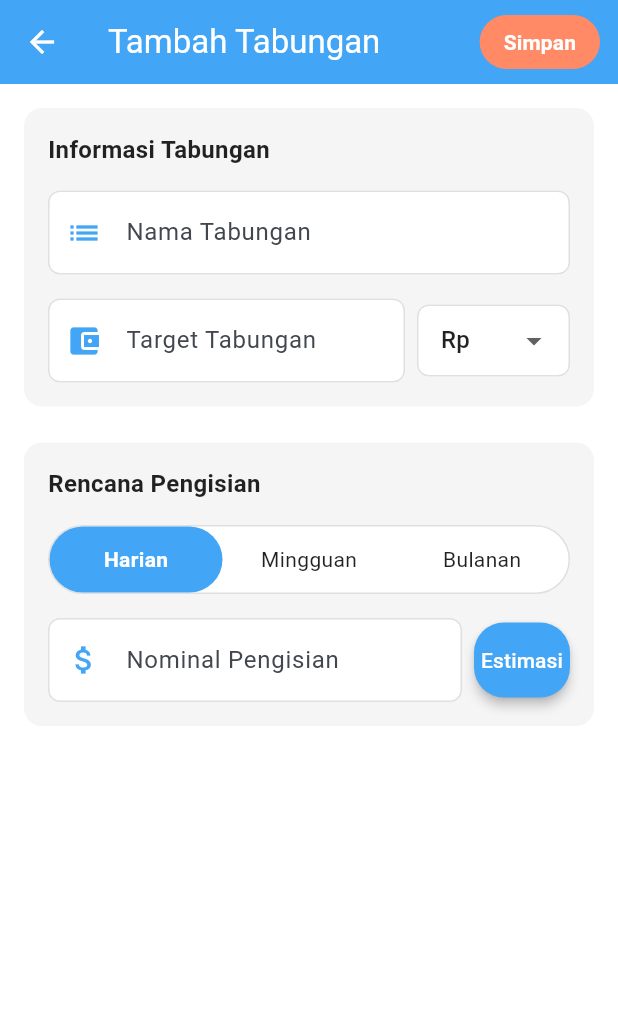
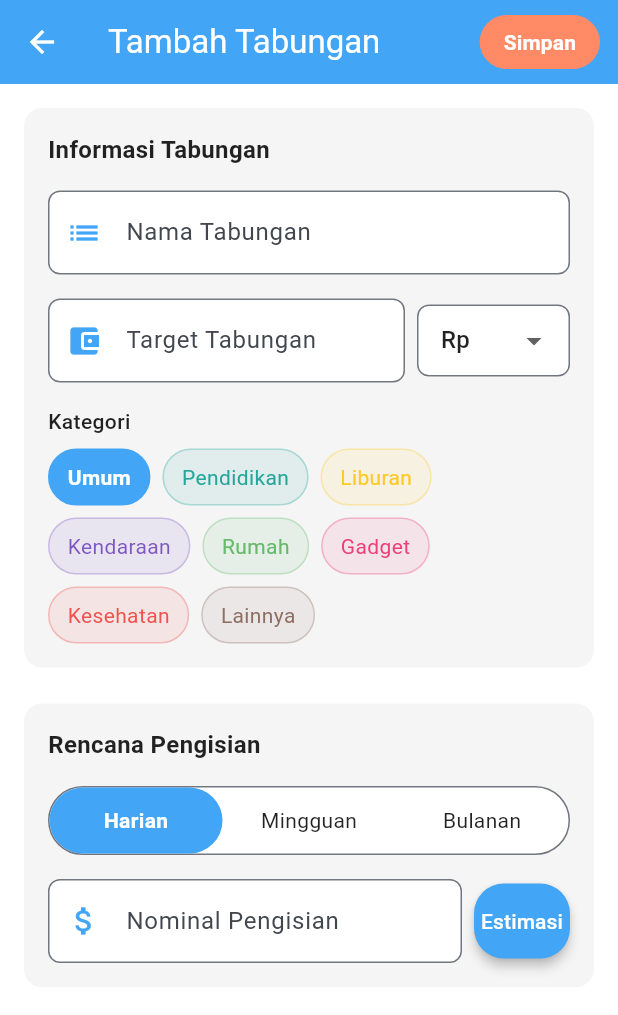
Before and after one commit to wisnu23055/my_celengan, a Flutter app: the AddSavingsScreen screen opened directly, on a phone screen of 412 x 824 dp. Shown: the top 1015 px of the screen. Run offline on Flutter 3.47's test engine with Material 3 defaults, Android fonts, the light colour scheme and no system bars; our stand-ins replace hive_flutter; accounts and stored records are empty.

Commit message:
feat: add category selection and color mapping to AddSavingsScreen

```diff
--- a/lib/screens/add_savings_screen.dart
+++ b/lib/screens/add_savings_screen.dart
@@ -6,9 +6,9 @@ class AddSavingsScreen extends StatefulWidget {
   final SavingsGoal? existingSavingsGoal;
 
   const AddSavingsScreen({
-    Key? key,
+    super.key,
     this.existingSavingsGoal,
-  }) : super(key: key);
+  });
 
   @override
   State<AddSavingsScreen> createState() => _AddSavingsScreenState();
@@ -19,12 +19,33 @@ class _AddSavingsScreenState extends State<AddSavingsScreen> {
   final TextEditingController _targetController = TextEditingController();
   final TextEditingController _amountController = TextEditingController();
 
-  String _frequency = 'Harian'; // Default value
+  String _frequency = 'Harian';
   String _selectedCurrency = 'Rp';
   DateTime? _estimatedDate;
 
+  // Tambahkan variabel untuk kategori
+  String _selectedCategory = 'Umum';
+
   final List<String> _frequencies = ['Harian', 'Mingguan', 'Bulanan'];
   final List<String> _currencies = ['Rp', 'USD', 'EUR', 'JPY', 'SGD', 'AUD', 'CNY', 'GBP'];
+
+  // Tambahkan daftar kategori
+  final List<String> _categories = [
+    'Umum', 'Pendidikan', 'Liburan', 'Kendaraan',
+    'Rumah', 'Gadget', 'Kesehatan', 'Lainnya'
+  ];
+
+  // Map kategori ke warna
+  final Map<String, Color> _categoryColors = {
+    'Umum': const Color(0xFF42A5F5),      // Biru
+    'Pendidikan': const Color(0xFF26A69A), // Teal
+    'Liburan': const Color(0xFFFFCA28),    // Kuning
+    'Kendaraan': const Color(0xFF7E57C2),  // Ungu
+    'Rumah': const Color(0xFF66BB6A),      // Hijau
+    'Gadget': const Color(0xFFEC407A),     // Pink
+    'Kesehatan': const Color(0xFFEF5350),  // Merah
+    'Lainnya': const Color(0xFF8D6E63),    // Coklat
+  };
 
   @override
   void initState() {
@@ -37,6 +58,7 @@ class _AddSavingsScreenState extends State<AddSavingsScreen> {
       _amountController.text = widget.existingSavingsGoal!.depositAmount.toString();
       _frequency = widget.existingSavingsGoal!.frequency;
       _selectedCurrency = widget.existingSavingsGoal!.currencyCode;
+      _selectedCategory = widget.existingSavingsGoal!.category;
 
       _calculateEstimatedDate();
     }
@@ -81,6 +103,7 @@ class _AddSavingsScreenState extends State<AddSavingsScreen> {
     });
   }
 
+  // Update metode saveSavingsGoal untuk menyimpan kategori
   void _saveSavingsGoal() {
     final name = _nameController.text;
     final targetAmountText = _targetController.text;
@@ -109,7 +132,7 @@ class _AddSavingsScreenState extends State<AddSavingsScreen> {
     }
 
     final savingsGoal = SavingsGoal(
-      id: widget.existingSavingsGoal?.id, // Gunakan ID yang ada jika edit
+      id: widget.existingSavingsGoal?.id,
       name: name,
       targetAmount: targetAmount,
       currentAmount: widget.existingSavingsGoal?.currentAmount ?? 0,
@@ -119,9 +142,62 @@ class _AddSavingsScreenState extends State<AddSavingsScreen> {
       createdAt: widget.existingSavingsGoal?.createdAt,
       completedAt: widget.existingSavingsGoal?.completedAt,
       transactions: widget.existingSavingsGoal?.transactions,
+      category: _selectedCategory,
+      categoryColorValue: _categoryColors[_selectedCategory]?.value ?? 0xFF42A5F5,
     );
 
     Navigator.pop(context, savingsGoal);
+  }
+
+  // Tambahkan widget untuk memilih kategori
+  Widget _buildCategorySelector() {
+    return Container(
+      margin: const EdgeInsets.only(top: 16),
+      child: Column(
+        crossAxisAlignment: CrossAxisAlignment.start,
+        children: [
+          const Text(
+            'Kategori',
+            style: TextStyle(fontWeight: FontWeight.w500),
+          ),
+          const SizedBox(height: 8),
+          Wrap(
+            spacing: 8,
+            runSpacing: 8,
+            children: _categories.map((category) {
+              final isSelected = _selectedCategory == category;
+              final color = _categoryColors[category] ?? Colors.blue;
+
+              return GestureDetector(
+                onTap: () {
+                  setState(() {
+                    _selectedCategory = category;
+                  });
+                },
+                child: Container(
+                  padding: const EdgeInsets.symmetric(horizontal: 12, vertical: 8),
+                  decoration: BoxDecoration(
+                    color: isSelected ? color : color.withOpacity(0.1),
+                    borderRadius: BorderRadius.circular(20),
+                    border: Border.all(
+                      color: isSelected ? color : color.withOpacity(0.3),
+                      width: 1,
+                    ),
+                  ),
+                  child: Text(
+                    category,
+                    style: TextStyle(
+                      color: isSelected ? Colors.white : color,
+                      fontWeight: isSelected ? FontWeight.bold : FontWeight.normal,
+                    ),
+                  ),
+                ),
+              );
+            }).toList(),
+          ),
+        ],
+      ),
+    );
   }
 
   @override
@@ -157,10 +233,12 @@ class _AddSavingsScreenState extends State<AddSavingsScreen> {
         child: Column(
           crossAxisAlignment: CrossAxisAlignment.start,
           children: [
-            // Savings name field
+            // Informasi Tabungan
             Container(
               decoration: BoxDecoration(
-                color: Colors.grey[100],
+                color: Theme.of(context).brightness == Brightness.light
+                    ? Colors.grey[100]
+                    : Colors.grey[800],
                 borderRadius: BorderRadius.circular(12),
               ),
               padding: const EdgeInsets.all(16),
@@ -179,14 +257,14 @@ class _AddSavingsScreenState extends State<AddSavingsScreen> {
                       prefixIcon: Icon(Icons.list, color: Theme.of(context).colorScheme.primary),
                       hintText: 'Nama Tabungan',
                       filled: true,
-                      fillColor: Colors.white,
+                      fillColor: Theme.of(context).cardColor,
                       border: OutlineInputBorder(
                         borderRadius: BorderRadius.circular(8),
-                        borderSide: BorderSide(color: Colors.grey[300]!),
+                        borderSide: BorderSide(color: Theme.of(context).dividerColor),
                       ),
                       enabledBorder: OutlineInputBorder(
                         borderRadius: BorderRadius.circular(8),
-                        borderSide: BorderSide(color: Colors.grey[300]!),
+                        borderSide: BorderSide(color: Theme.of(context).dividerColor),
                       ),
                     ),
                   ),
@@ -206,15 +284,22 @@ class _AddSavingsScreenState extends State<AddSavingsScreen> {
                                 color: Theme.of(context).colorScheme.primary),
                             hintText: 'Target Tabungan',
                             filled: true,
-                            fillColor: Colors.white,
+                            fillColor: Theme.of(context).brightness == Brightness.dark
+                                ? Colors.grey[800]
+                                : Colors.white,
                             border: OutlineInputBorder(
                               borderRadius: BorderRadius.circular(8),
-                              borderSide: BorderSide(color: Colors.grey[300]!),
+                              borderSide: BorderSide(color: Theme.of(context).dividerColor),
                             ),
                             enabledBorder: OutlineInputBorder(
                               borderRadius: BorderRadius.circular(8),
-                              borderSide: BorderSide(color: Colors.grey[300]!),
+                              borderSide: BorderSide(color: Theme.of(context).dividerColor),
                             ),
+                          ),
+                          style: TextStyle(
+                            color: Theme.of(context).brightness == Brightness.dark
+                                ? Colors.white
+                                : Colors.black,
                           ),
                         ),
                       ),
@@ -225,14 +310,14 @@ class _AddSavingsScreenState extends State<AddSavingsScreen> {
                           value: _selectedCurrency,
                           decoration: InputDecoration(
                             filled: true,
-                            fillColor: Colors.white,
+                            fillColor: Theme.of(context).cardColor,
                             border: OutlineInputBorder(
                               borderRadius: BorderRadius.circular(8),
-                              borderSide: BorderSide(color: Colors.grey[300]!),
+                              borderSide: BorderSide(color: Theme.of(context).dividerColor),
                             ),
                             enabledBorder: OutlineInputBorder(
                               borderRadius: BorderRadius.circular(8),
-                              borderSide: BorderSide(color: Colors.grey[300]!),
+                              borderSide: BorderSide(color: Theme.of(context).dividerColor),
                             ),
                             contentPadding: const EdgeInsets.symmetric(horizontal: 12),
                           ),
@@ -253,6 +338,9 @@ class _AddSavingsScreenState extends State<AddSavingsScreen> {
                       ),
                     ],
                   ),
+
+                  // Tambahkan UI pemilihan kategori
+                  _buildCategorySelector(),
                 ],
               ),
             ),
@@ -262,25 +350,29 @@ class _AddSavingsScreenState extends State<AddSavingsScreen> {
             // Deposit plan section
             Container(
               decoration: BoxDecoration(
-                color: Colors.grey[100],
+                color: Theme.of(context).brightness == Brightness.light
+                    ? Colors.grey[100]
+                    : Colors.grey[800],
                 borderRadius: BorderRadius.circular(12),
               ),
               padding: const EdgeInsets.all(16),
               child: Column(
                 crossAxisAlignment: CrossAxisAlignment.start,
                 children: [
+                  // Kode rencana pengisian tetap sama
                   const Text(
                     'Rencana Pengisian',
                     style: TextStyle(fontWeight: FontWeight.bold, fontSize: 16),
                   ),
                   const SizedBox(height: 16),
 
-                  // Frequency selection tabs
+                  // Kode untuk frequency selection tabs dan lainnya tetap sama
+                  // ...
                   Container(
                     decoration: BoxDecoration(
-                      color: Colors.white,
+                      color: Theme.of(context).cardColor,
                       borderRadius: BorderRadius.circular(25),
-                      border: Border.all(color: Colors.grey[300]!),
+                      border: Border.all(color: Theme.of(context).dividerColor),
                     ),
                     child: Row(
                       children: _frequencies.map((frequency) {
@@ -303,7 +395,7 @@ class _AddSavingsScreenState extends State<AddSavingsScreen> {
                                 child: Text(
                                   frequency,
                                   style: TextStyle(
-                                    color: isSelected ? Colors.white : Colors.black87,
+                                    color: isSelected ? Colors.white : Theme.of(context).textTheme.bodyLarge?.color,
                                     fontWeight: isSelected ? FontWeight.bold : FontWeight.normal,
                                   ),
                                 ),
@@ -330,14 +422,14 @@ class _AddSavingsScreenState extends State<AddSavingsScreen> {
                             prefixIcon: Icon(Icons.attach_money,
                                 color: Theme.of(context).colorScheme.primary),
                             filled: true,
-                            fillColor: Colors.white,
+                            fillColor: Theme.of(context).cardColor,
                             border: OutlineInputBorder(
                               borderRadius: BorderRadius.circular(8),
-                              borderSide: BorderSide(color: Colors.grey[300]!),
+                              borderSide: BorderSide(color: Theme.of(context).dividerColor),
                             ),
                             enabledBorder: OutlineInputBorder(
                               borderRadius: BorderRadius.circular(8),
-                              borderSide: BorderSide(color: Colors.grey[300]!),
+                              borderSide: BorderSide(color: Theme.of(context).dividerColor),
                             ),
                           ),
                         ),
```
